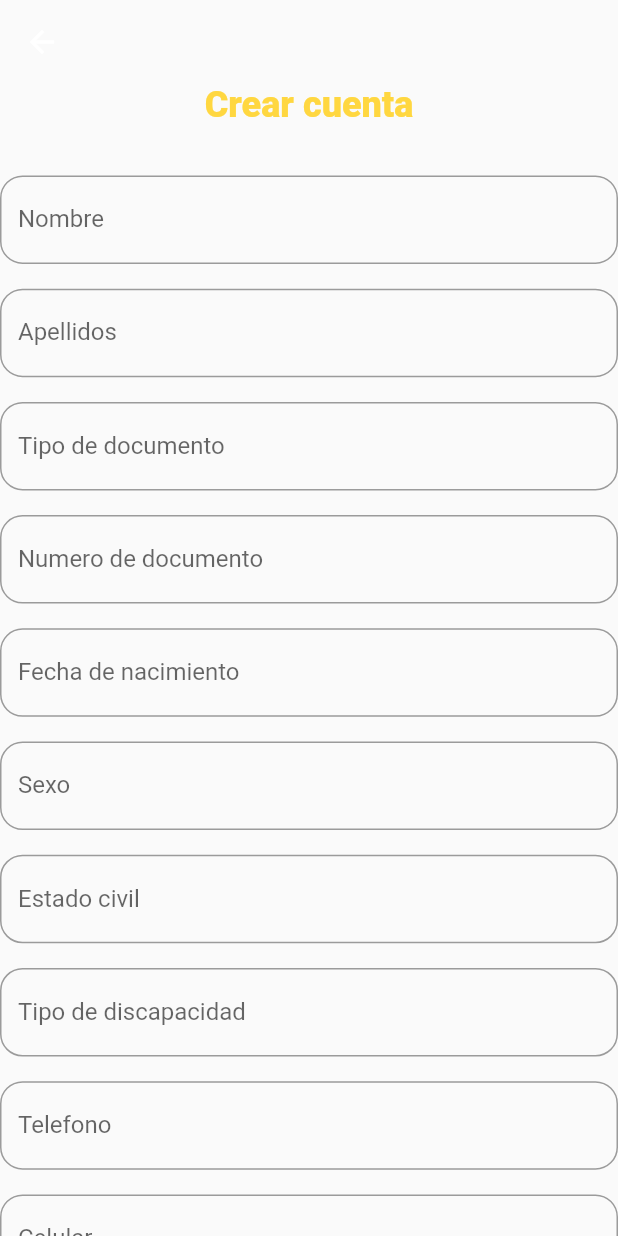
After one commit to GeralPinzon/GestureApp, a Flutter app: the screen it shows after launch, after a tap on "Registrarse", on a phone screen of 412 x 824 dp. The commit adds this screen. Run offline on Flutter 3.47's test engine with Material 2 defaults, Android fonts, the phone set to English and light mode, and no system bars.

Commit message:
Se creo formulario de registrarse, se implemento boton de registrarse en el home

```diff
--- a/lib/pages/login.dart
+++ b/lib/pages/login.dart
@@ -60,12 +60,30 @@ class Login extends StatelessWidget {
                 disabledColor: Colors.amber,
                 child: Text("Iniciar Sesion"),
                 splashColor: Colors.amber,
-                color: Colors.blueAccent,
+                color: Colors.amber[500],
                 shape: RoundedRectangleBorder(
                     borderRadius: BorderRadius.circular(12.0),
                     side: BorderSide(color: Colors.red)),
                 onPressed: () {
-                  Navigator.pushReplacementNamed(context, 'home');
+                  Navigator.pushNamed(context, 'home');
+                },
+              ),
+            ),
+            SizedBox(height: MediaQuery.of(context).size.height * .02),
+            Container(
+              width: MediaQuery.of(context).size.width,
+              height: MediaQuery.of(context).size.height * 0.08,
+              child: RaisedButton(
+                elevation: 0,
+                disabledColor: Colors.amber,
+                child: Text("Registrarse"),
+                splashColor: Colors.amber,
+                color: Colors.amber[500],
+                shape: RoundedRectangleBorder(
+                    borderRadius: BorderRadius.circular(12.0),
+                    side: BorderSide(color: Colors.red)),
+                onPressed: () {
+                  Navigator.pushNamed(context, 'register');
                 },
               ),
             ),
--- /dev/null
+++ b/lib/pages/register.dart
@@ -0,0 +1,195 @@
+import 'package:flutter/material.dart';
+
+class Register extends StatelessWidget {
+  @override
+  Widget build(BuildContext context) {
+    return Scaffold(
+      appBar: AppBar(
+        backgroundColor: Colors.transparent,
+        elevation: 0,
+      ),
+      body: ListView(
+        children: [
+          Container(
+            child: Column(
+              children: [
+                Text(
+                  'Crear cuenta',
+                  textAlign: TextAlign.center,
+                  style: TextStyle(
+                    color: Colors.amberAccent,
+                    fontSize: MediaQuery.of(context).textScaleFactor * 24,
+                    fontWeight: FontWeight.w900,
+                  ),
+                ),
+                SizedBox(height: MediaQuery.of(context).size.height * .04),
+                TextFormField(
+                  decoration: InputDecoration(
+                    focusColor: Colors.amber,
+                    labelText: 'Nombre',
+                    border: OutlineInputBorder(
+                      borderRadius: BorderRadius.circular(15),
+                      borderSide: BorderSide(color: Colors.red),
+                    ),
+                  ),
+                ),
+                SizedBox(height: MediaQuery.of(context).size.height * .02),
+                TextFormField(
+                  obscureText: true,
+                  decoration: InputDecoration(
+                    labelText: 'Apellidos',
+                    border: OutlineInputBorder(
+                      borderRadius: BorderRadius.circular(15),
+                      borderSide: BorderSide(color: Colors.red),
+                    ),
+                  ),
+                ),
+                SizedBox(height: MediaQuery.of(context).size.height * .02),
+                TextFormField(
+                  obscureText: true,
+                  decoration: InputDecoration(
+                    labelText: 'Tipo de documento',
+                    border: OutlineInputBorder(
+                      borderRadius: BorderRadius.circular(15),
+                      borderSide: BorderSide(color: Colors.red),
+                    ),
+                  ),
+                ),
+                SizedBox(height: MediaQuery.of(context).size.height * .02),
+                TextFormField(
+                  obscureText: true,
+                  decoration: InputDecoration(
+                    labelText: 'Numero de documento',
+                    border: OutlineInputBorder(
+                      borderRadius: BorderRadius.circular(15),
+                      borderSide: BorderSide(color: Colors.red),
+                    ),
+                  ),
+                ),
+                SizedBox(height: MediaQuery.of(context).size.height * .02),
+                TextFormField(
+                  obscureText: true,
+                  decoration: InputDecoration(
+                    labelText: 'Fecha de nacimiento',
+                    border: OutlineInputBorder(
+                      borderRadius: BorderRadius.circular(15),
+                      borderSide: BorderSide(color: Colors.red),
+                    ),
+                  ),
+                ),
+                SizedBox(height: MediaQuery.of(context).size.height * .02),
+                TextFormField(
+                  obscureText: true,
+                  decoration: InputDecoration(
+                    labelText: 'Sexo',
+                    border: OutlineInputBorder(
+                      borderRadius: BorderRadius.circular(15),
+                      borderSide: BorderSide(color: Colors.red),
+                    ),
+                  ),
+                ),
+                SizedBox(height: MediaQuery.of(context).size.height * .02),
+                TextFormField(
+                  obscureText: true,
+                  decoration: InputDecoration(
+                    labelText: 'Estado civil',
+                    border: OutlineInputBorder(
+                      borderRadius: BorderRadius.circular(15),
+                      borderSide: BorderSide(color: Colors.red),
+                    ),
+                  ),
+                ),
+                SizedBox(height: MediaQuery.of(context).size.height * .02),
+                TextFormField(
+                  obscureText: true,
+                  decoration: InputDecoration(
+                    labelText: 'Tipo de discapacidad',
+                    border: OutlineInputBorder(
+                      borderRadius: BorderRadius.circular(15),
+                      borderSide: BorderSide(color: Colors.red),
+                    ),
+                  ),
+                ),
+                SizedBox(height: MediaQuery.of(context).size.height * .02),
+                TextFormField(
+                  obscureText: true,
+                  decoration: InputDecoration(
+                    labelText: 'Telefono',
+                    border: OutlineInputBorder(
+                      borderRadius: BorderRadius.circular(15),
+                      borderSide: BorderSide(color: Colors.red),
+                    ),
+                  ),
+                ),
+                SizedBox(height: MediaQuery.of(context).size.height * .02),
+                TextFormField(
+                  obscureText: true,
+                  decoration: InputDecoration(
+                    labelText: 'Celular',
+                    border: OutlineInputBorder(
+                      borderRadius: BorderRadius.circular(15),
+                      borderSide: BorderSide(color: Colors.red),
+                    ),
+                  ),
+                ),
+                SizedBox(height: MediaQuery.of(context).size.height * .02),
+                TextFormField(
+                  obscureText: true,
+                  decoration: InputDecoration(
+                    labelText: 'Ciudad',
+                    border: OutlineInputBorder(
+                      borderRadius: BorderRadius.circular(15),
+                      borderSide: BorderSide(color: Colors.red),
+                    ),
+                  ),
+                ),
+                SizedBox(height: MediaQuery.of(context).size.height * .02),
+                TextFormField(
+                  obscureText: true,
+                  decoration: InputDecoration(
+                    labelText: 'Correo Electronico',
+                    border: OutlineInputBorder(
+                      borderRadius: BorderRadius.circular(15),
+                      borderSide: BorderSide(color: Colors.red),
+                    ),
+                  ),
+                ),
+                SizedBox(height: MediaQuery.of(context).size.height * .02),
+                TextFormField(
+                  obscureText: true,
+                  decoration: InputDecoration(
+                    labelText: 'Contraseña',
+                    border: OutlineInputBorder(
+                      borderRadius: BorderRadius.circular(15),
+                      borderSide: BorderSide(color: Colors.red),
+                    ),
+                  ),
+                ),
+              ],
+            ),
+          ),
+          SizedBox(height: MediaQuery.of(context).size.height * .04),
+          Container(
+            width: MediaQuery.of(context).size.width,
+            height: MediaQuery.of(context).size.height * 0.08,
+            child: RaisedButton(
+              elevation: 0,
+              disabledColor: Colors.amber,
+              child: Text("Aceptar"),
+              splashColor: Colors.amber,
+              color: Colors.amber[500],
+              shape: RoundedRectangleBorder(
+                  borderRadius: BorderRadius.circular(12.0),
+                  side: BorderSide(color: Colors.red)),
+              onPressed: () {
+                Navigator.pushNamed(context, 'register');
+              },
+            ),
+          ),
+          SizedBox(height: MediaQuery.of(context).size.height * .04),
+        ],
+        scrollDirection: Axis.vertical,
+      ),
+    );
+  }
+}
--- a/lib/routes.dart
+++ b/lib/routes.dart
@@ -1,9 +1,11 @@
 import 'package:flutter/material.dart';
 import 'package:GestureApp/pages/login.dart';
 import 'package:GestureApp/pages/home.dart';
+import 'package:GestureApp/pages/register.dart';
 
 Map<String, Widget Function(BuildContext)> routes = {
   'loginScreen': (BuildContext context) => Login(),
   'home': (BuildContext context) => Home(),
+  'register': (BuildContext context) => Register(),
   '/': (BuildContext context) => Login(),
 };
```
